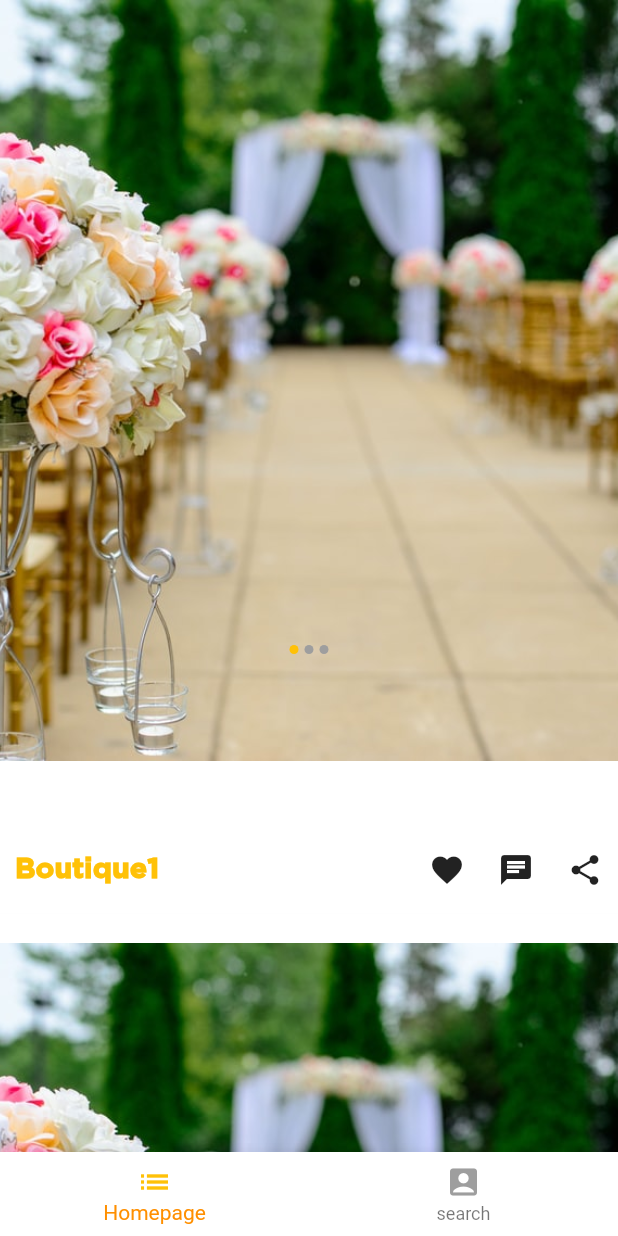
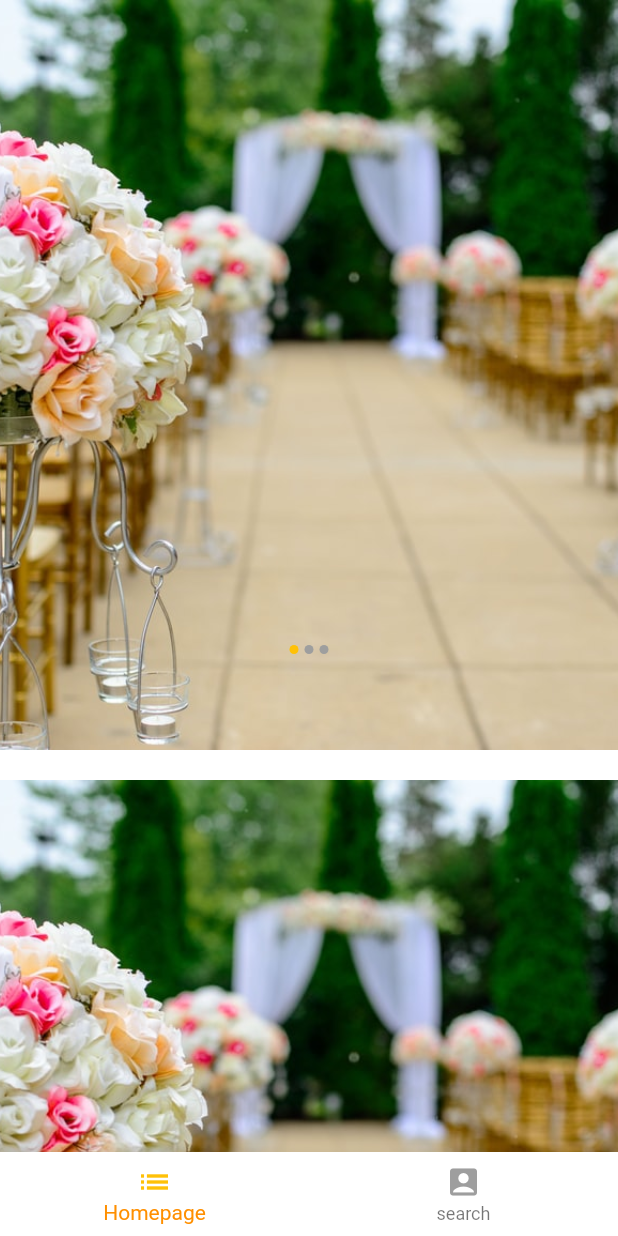
Before and after one commit to dvliman/tanghit, a Flutter app: the TempBottomNavigation screen opened by its route, on a phone screen of 412 x 824 dp. Run offline on Flutter 3.47's test engine with Material 2 defaults, Android fonts, the phone set to English and light mode, and no system bars; drawn by our look-alikes of carousel_slider; our stand-ins replace email_validator, shared_preferences, validators; accounts and stored records are empty; statements that could not run were skipped.

Commit message:
remove references of screen size

```diff
--- a/lib/screens/temp_bottom_navigation.dart
+++ b/lib/screens/temp_bottom_navigation.dart
@@ -1,7 +1,6 @@
 import 'package:flutter/material.dart';
 import 'package:tanghit/screens/about_screen.dart';
 import 'package:tanghit/screens/home_screen.dart';
-import 'package:tanghit/services/screen_ratio.dart';
 
 class TempBottomNavigation extends StatefulWidget {
   @override
@@ -21,10 +20,6 @@ class _TempBottomNavigationState extends State<TempBottomNavigation> {
 
   @override
   Widget build(BuildContext context) {
-    final screenSize = MediaQuery.of(context).size;
-    ScreenRatio.setScreenRatio(
-        currentScreenHeight: screenSize.height,
-        currentScreenWidth: screenSize.width);
     return Scaffold(
       body: _pages[_selectedIndex],
       bottomNavigationBar: BottomNavigationBar(
--- a/lib/screens/welcome_screen.dart
+++ b/lib/screens/welcome_screen.dart
@@ -1,5 +1,4 @@
 import 'package:flutter/material.dart';
-import 'package:tanghit/services/screen_ratio.dart';
 import 'package:tanghit/services/shared_pref_service.dart';
 import 'package:tanghit/widgets/appButton/sign_in_button.dart';
 import 'package:tanghit/widgets/customText/custom_text.dart';
@@ -22,16 +21,10 @@ class _WelcomeScreenState extends State<WelcomeScreen> {
 
   @override
   Widget build(BuildContext context) {
-    final screenSize = MediaQuery.of(context).size;
-    ScreenRatio.setScreenRatio(
-        currentScreenHeight: screenSize.height,
-        currentScreenWidth: screenSize.width);
     return Scaffold(
       body: Column(
         children: <Widget>[
           Container(
-            height: 650 * ScreenRatio.heightRatio,
-            width: screenSize.width,
             decoration: BoxDecoration(
                 image: DecorationImage(
                     image: AssetImage('assets/images/wedding2.jpg'))),
@@ -42,7 +35,7 @@ class _WelcomeScreenState extends State<WelcomeScreen> {
             fontSize: 45,
           ),
           SizedBox(
-            height: 30.0 * ScreenRatio.heightRatio,
+            height: 30.0,
           ),
         ],
       ),
--- a/lib/widgets/cards/card.dart
+++ b/lib/widgets/cards/card.dart
@@ -42,17 +42,8 @@ class _DashboardCardState extends State<DashboardCard> {
 
   @override
   Widget build(BuildContext context) {
-    final screenSize = MediaQuery.of(context).size;
-    ScreenRatio.setScreenRatio(
-        currentScreenHeight: screenSize.height,
-        currentScreenWidth: screenSize.width);
-    var hf = ScreenRatio.heightRatio;
-    var wf = ScreenRatio.widthRatio;
-
     return Material(
       child: Container(
-        height: 600 * hf,
-        width: screenSize.width,
         color: Colors.white,
         child: Stack(children: <Widget>[
           Container(
@@ -61,7 +52,7 @@ class _DashboardCardState extends State<DashboardCard> {
               autoPlay: true,
               viewportFraction: 1.0,
               aspectRatio: MediaQuery.of(context).size.aspectRatio,
-              height: 500 * hf,
+              height: 500,
               onPageChanged: (index) {
                 setState(() {
                   _current = index;
@@ -71,8 +62,6 @@ class _DashboardCardState extends State<DashboardCard> {
                 return Builder(
                   builder: (BuildContext context) {
                     return Container(
-                      height: 500 * hf,
-                      width: screenSize.width,
                       alignment: Alignment.center,
                       decoration: BoxDecoration(
                         image: DecorationImage(
@@ -106,7 +95,7 @@ class _DashboardCardState extends State<DashboardCard> {
               )),
           Positioned(
             left: 10.0,
-            top: 560 * hf,
+            top: 560,
             child: CustomText(
               customText: 'Boutique1',
               textColor: Colors.amber,
@@ -114,18 +103,18 @@ class _DashboardCardState extends State<DashboardCard> {
           ),
           Positioned(
               right: 10.0,
-              top: 560 * hf,
+              top: 560,
               child: Container(
                 child: Row(
                   crossAxisAlignment: CrossAxisAlignment.end,
                   children: <Widget>[
                     Icon(Icons.favorite),
                     SizedBox(
-                      width: 20 * wf,
+                      width: 20,
                     ),
                     Icon(Icons.chat),
                     SizedBox(
-                      width: 20 * wf,
+                      width: 20,
                     ),
                     Icon(Icons.share)
                   ],
```
